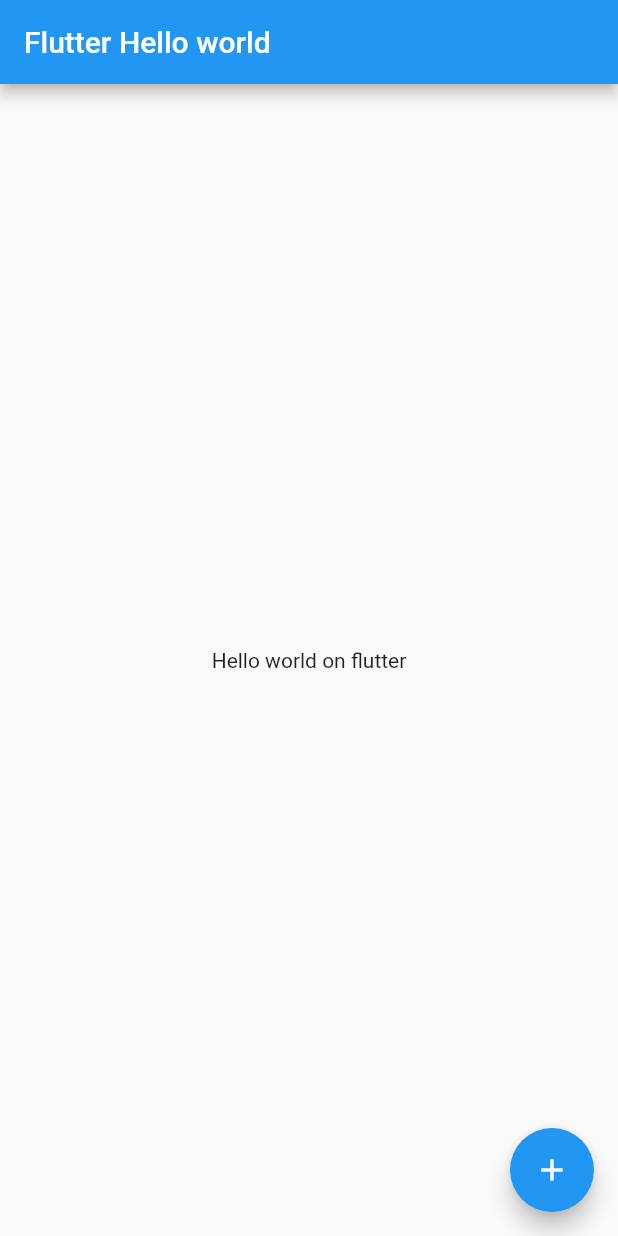
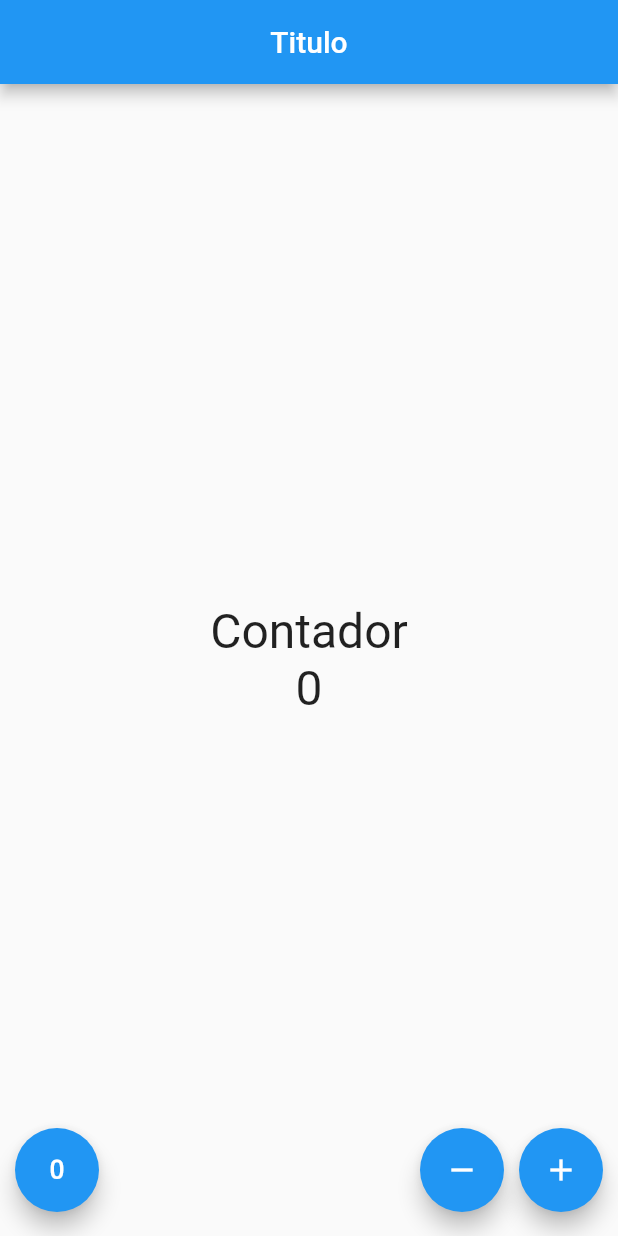
Before and after one commit to samoralespu/DispositivosMoviles, a Flutter app: the screen it shows after launch, on a phone screen of 412 x 824 dp. Run offline on Flutter 3.47's test engine with Material 2 defaults, Android fonts, the phone set to English and light mode, and no system bars.

Commit message:
Hot fix to hello world

```diff
--- a/talleres_individuales/reto0/lib/main.dart
+++ b/talleres_individuales/reto0/lib/main.dart
@@ -1,111 +1,9 @@
 import 'package:flutter/material.dart';
 
-void main() {
-  runApp(const MyApp());
+import 'src/app.dart';
+
+void main () {
+
+  runApp( MyApp() );
+
 }
-
-class MyApp extends StatelessWidget {
-  const MyApp({Key? key}) : super(key: key);
-
-  // This widget is the root of your application.
-  @override
-  Widget build(BuildContext context) {
-    return MaterialApp(
-      title: 'Flutter Demo',
-      theme: ThemeData(
-        // This is the theme of your application.
-        //
-        // Try running your application with "flutter run". You'll see the
-        // application has a blue toolbar. Then, without quitting the app, try
-        // changing the primarySwatch below to Colors.green and then invoke
-        // "hot reload" (press "r" in the console where you ran "flutter run",
-        // or simply save your changes to "hot reload" in a Flutter IDE).
-        // Notice that the counter didn't reset back to zero; the application
-        // is not restarted.
-        primarySwatch: Colors.blue,
-      ),
-      home: const MyHomePage(title: 'Flutter Hello world'),
-    );
-  }
-}
-
-class MyHomePage extends StatefulWidget {
-  const MyHomePage({Key? key, required this.title}) : super(key: key);
-
-  // This widget is the home page of your application. It is stateful, meaning
-  // that it has a State object (defined below) that contains fields that affect
-  // how it looks.
-
-  // This class is the configuration for the state. It holds the values (in this
-  // case the title) provided by the parent (in this case the App widget) and
-  // used by the build method of the State. Fields in a Widget subclass are
-  // always marked "final".
-
-  final String title;
-
-  @override
-  State<MyHomePage> createState() => _MyHomePageState();
-}
-
-class _MyHomePageState extends State<MyHomePage> {
-  int _counter = 0;
-
-  void _incrementCounter() {
-    setState(() {
-      // This call to setState tells the Flutter framework that something has
-      // changed in this State, which causes it to rerun the build method below
-      // so that the display can reflect the updated values. If we changed
-      // _counter without calling setState(), then the build method would not be
-      // called again, and so nothing would appear to happen.
-      _counter++;
-    });
-  }
-
-  @override
-  Widget build(BuildContext context) {
-    // This method is rerun every time setState is called, for instance as done
-    // by the _incrementCounter method above.
-    //
-    // The Flutter framework has been optimized to make rerunning build methods
-    // fast, so that you can just rebuild anything that needs updating rather
-    // than having to individually change instances of widgets.
-    return Scaffold(
-      appBar: AppBar(
-        // Here we take the value from the MyHomePage object that was created by
-        // the App.build method, and use it to set our appbar title.
-        title: Text(widget.title),
-      ),
-      body: Center(
-        // Center is a layout widget. It takes a single child and positions it
-        // in the middle of the parent.
-        child: Column(
-          // Column is also a layout widget. It takes a list of children and
-          // arranges them vertically. By default, it sizes itself to fit its
-          // children horizontally, and tries to be as tall as its parent.
-          //
-          // Invoke "debug painting" (press "p" in the console, choose the
-          // "Toggle Debug Paint" action from the Flutter Inspector in Android
-          // Studio, or the "Toggle Debug Paint" command in Visual Studio Code)
-          // to see the wireframe for each widget.
-          //
-          // Column has various properties to control how it sizes itself and
-          // how it positions its children. Here we use mainAxisAlignment to
-          // center the children vertically; the main axis here is the vertical
-          // axis because Columns are vertical (the cross axis would be
-          // horizontal).
-          mainAxisAlignment: MainAxisAlignment.center,
-          children: <Widget>[
-            const Center( child: Text( "Hello world on flutter", textDirection: TextDirection.ltr))
-            //const Text('You have pushed the button this many times:',),
-            //Text( '$_counter',style: Theme.of(context).textTheme.headline4,),
-          ],
-        ),
-      ),
-      floatingActionButton: FloatingActionButton(
-        onPressed: _incrementCounter,
-        tooltip: 'Increment',
-        child: const Icon(Icons.add),
-      ), // This trailing comma makes auto-formatting nicer for build methods.
-    );
-  }
-}
--- /dev/null
+++ b/talleres_individuales/reto0/lib/src/app.dart
@@ -0,0 +1,22 @@
+import 'package:flutter/material.dart';
+import 'package:taller1/src/pages/contador_page.dart';
+
+import 'package:taller1/src/pages/home_page.dart';
+import '';
+
+class MyApp extends StatelessWidget{
+
+  @override
+  Widget build( context ) {
+
+    return MaterialApp(
+      debugShowCheckedModeBanner: false,
+      home: Center(
+        //child: HomePage(),
+        child: ContadorPage()
+      ),
+    );
+
+  }
+
+}
--- /dev/null
+++ b/talleres_individuales/reto0/lib/src/pages/contador_page.dart
@@ -0,0 +1,67 @@
+import 'package:flutter/material.dart';
+
+class ContadorPage extends StatefulWidget {
+
+  @override
+  State<StatefulWidget> createState() {
+    return _ContadorPageState();
+  }
+
+}
+
+class _ContadorPageState extends State<ContadorPage> {
+
+  final _estiloTexto = new TextStyle(fontSize: 32);
+  int _cont = 0;
+
+  @override
+  Widget build(BuildContext context) {
+    // TODO: implement build
+    return Scaffold(
+      appBar: AppBar(
+        title: Text('Titulo'),
+        centerTitle: true,
+      ),
+      body: Center(
+          child: Column(
+            mainAxisAlignment: MainAxisAlignment.center,
+            children: <Widget>[
+              Text('Contador', style: _estiloTexto),
+              Text('$_cont', style: _estiloTexto),
+            ],
+          )
+      ),
+      floatingActionButtonLocation: FloatingActionButtonLocation.centerFloat,
+      floatingActionButton: _crearBotones()
+    );
+  }
+
+  Widget _crearBotones(){
+
+    return Row(
+      mainAxisAlignment: MainAxisAlignment.center,
+      children: <Widget>[
+        SizedBox( width: 10),
+        FloatingActionButton(onPressed: _reset, child: Icon(Icons.exposure_zero )),
+        Expanded(child: SizedBox()) ,
+        FloatingActionButton(onPressed: _remove, child: Icon(Icons.remove )),
+        SizedBox( width: 10),
+        FloatingActionButton(onPressed: _add, child: Icon(Icons.add )),
+        SizedBox( width: 10),
+      ],
+    );
+  }
+
+  void _add() {
+    setState(() => _cont++);
+  }
+
+  void _remove() {
+    setState(() => _cont--);
+  }
+
+  void _reset(){
+    setState(() => _cont = 0);
+  }
+
+}
```
Also changed, not shown: talleres_individuales/reto0/lib/src/pages/home_page.dart (added, +37 -0 lines).
